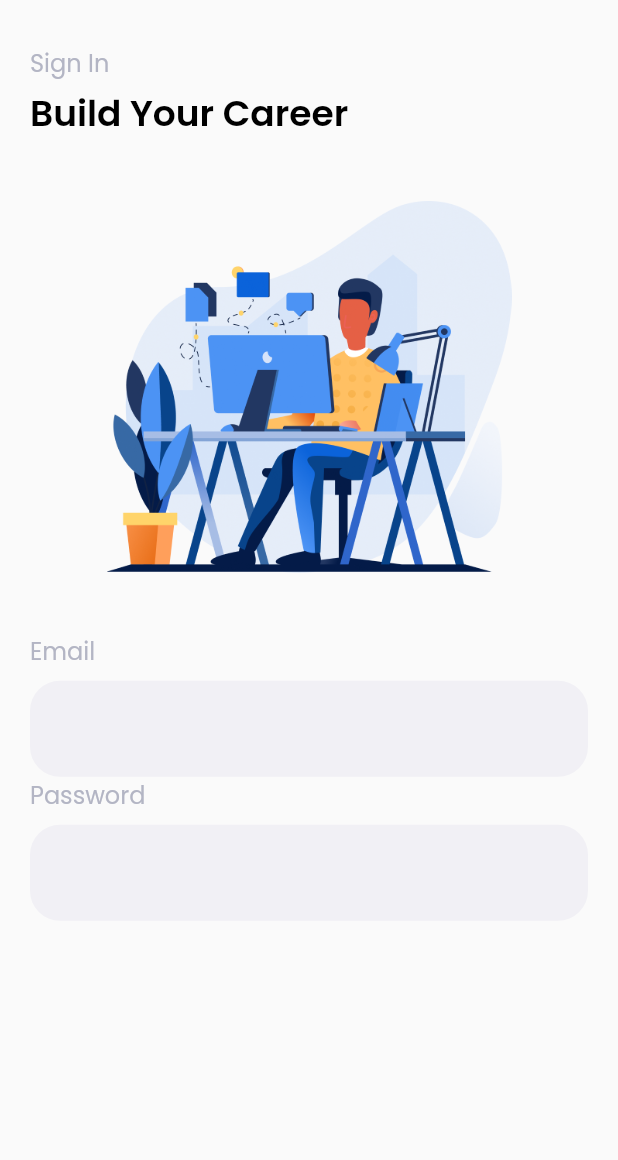
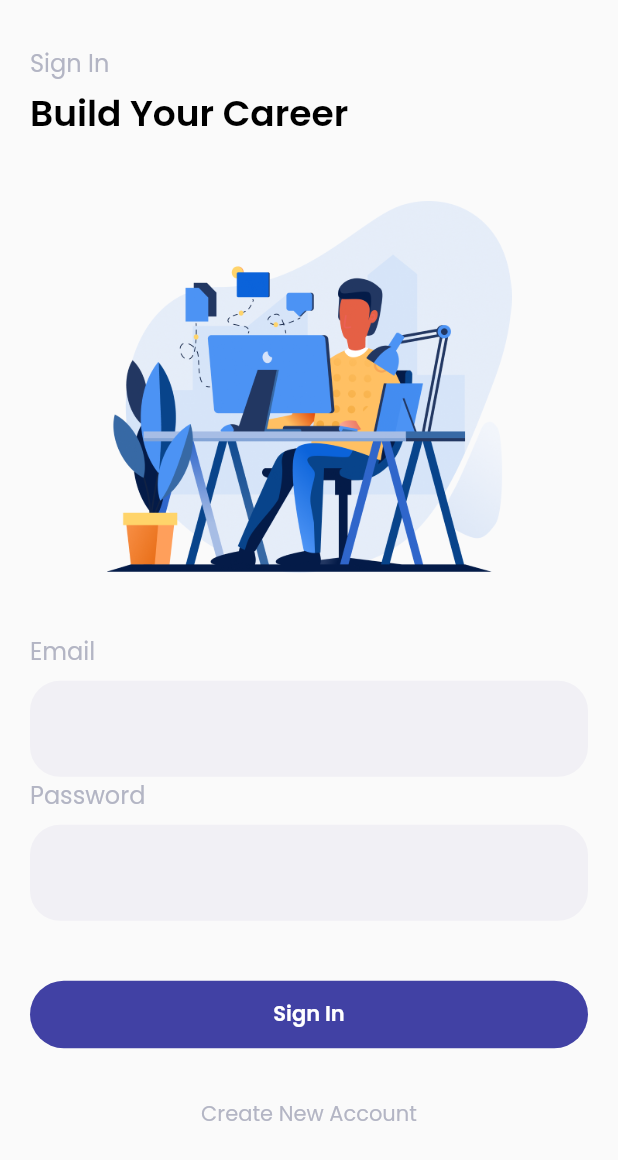
Before and after one commit to priyankauzlah/Future_Job, a Flutter app: the SigninScreen screen opened by its route, on a phone screen of 412 x 824 dp. Shown: the top 1160 px of the screen. Run offline on Flutter 3.47's test engine with Material 2 defaults, Android fonts, the phone set to English and light mode, and no system bars; our stand-ins replace email_validator, google_fonts.

Commit message:
[HW] sign in button and new account button

```diff
--- a/lib/view/sign_in_screen.dart
+++ b/lib/view/sign_in_screen.dart
@@ -20,6 +20,7 @@ class _SigninScreenState extends State<SigninScreen> {
       body: SafeArea(
         child: Container(
           margin: EdgeInsets.symmetric(horizontal: 20.0, vertical: 30.0),
+          child: SingleChildScrollView(
             child: Column(
               crossAxisAlignment: CrossAxisAlignment.start,
               children: [
@@ -109,7 +110,42 @@ class _SigninScreenState extends State<SigninScreen> {
                       hintText: ''),
                   style: purpleTextStyle,
                 ),
+                SizedBox(
+                  height: 40.0,
+                ),
+                Container(
+                  width: double.infinity,
+                  height: 45.0,
+                  child: TextButton(
+                    onPressed: () {
+                      Navigator.pushNamedAndRemoveUntil(context, '/home', (route) => false);
+                    },
+                    style: TextButton.styleFrom(
+                      backgroundColor: primaryColor,
+                      shape: RoundedRectangleBorder(
+                        borderRadius: BorderRadius.circular(65.0),
+                      ),
+                    ),
+                    child: Text(
+                      'Sign In',
+                      style:
+                      whiteTextStyle.copyWith(fontWeight: FontWeight.w600),
+                    ),
+                  ),
+                ),
+                SizedBox(
+                  height: 20,
+                ),
+                Center(
+                  child: TextButton(
+                    onPressed: () {},
+                    child: Text('Create New Account',
+                        style: greyTextStyle.copyWith(
+                            fontWeight: FontWeight.w400)),
+                  ),
+                ),
               ],
+            ),
           ),
         ),
       ),
```
Lines whose indentation alone changed are shown as unchanged.
